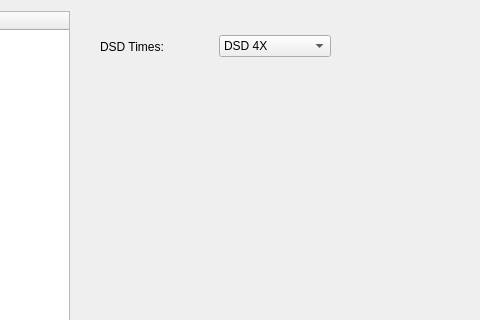
billlin0904/xamp2, file src/xamp/preferencedialog.ui: the form before one commit; both pictures show x 141 to 621 and y 0 to 320 of the 808 by 569 pixel window.
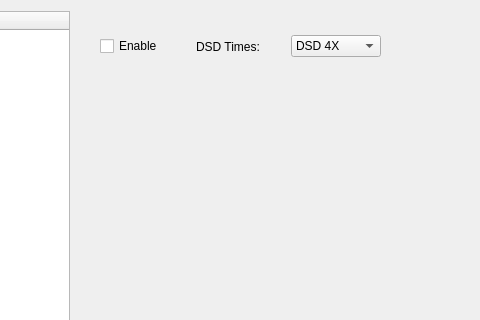
The form after the commit. Custom widgets are drawn as their Qt base class.

```diff
--- a/src/xamp/preferencedialog.ui
+++ b/src/xamp/preferencedialog.ui
@@ -837,11 +837,18 @@
           <rect>
            <x>30</x>
            <y>20</y>
-           <width>231</width>
+           <width>281</width>
            <height>31</height>
           </rect>
          </property>
          <layout class="QHBoxLayout" name="horizontalLayout_14">
+          <item>
+           <widget class="QCheckBox" name="enablePcm2DsdCheckBox">
+            <property name="text">
+             <string>Enable</string>
+            </property>
+           </widget>
+          </item>
           <item>
            <widget class="QLabel" name="label_14">
             <property name="text">
```
